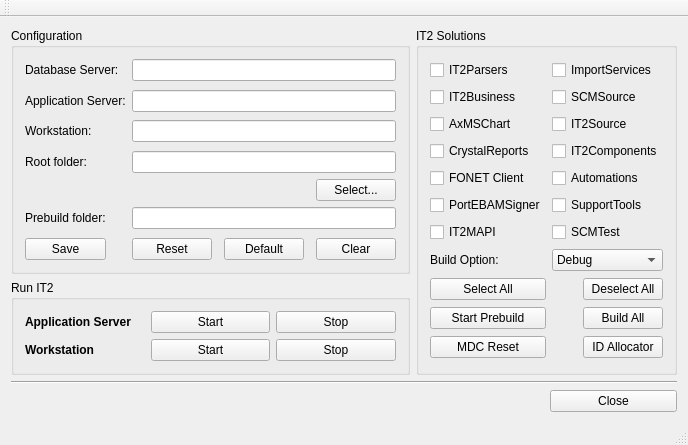
The window that IT2QtBuildTool/IT2QtBuildTool.ui (phenixwutao/DemoCpp01) describes before a commit, drawn with Qt 5.
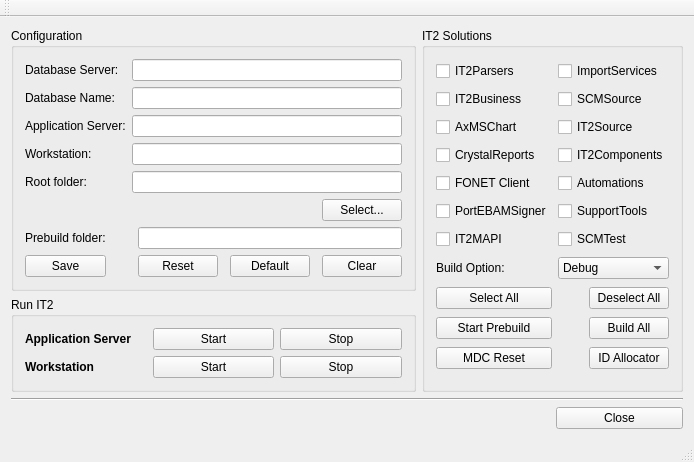
The same window after the commit.

Commit message: 381 - IT2QtBuildTool Add DB Name and implement MDC reset button

Diff of the .ui file:
```diff
--- a/IT2QtBuildTool/IT2QtBuildTool.ui
+++ b/IT2QtBuildTool/IT2QtBuildTool.ui
@@ -6,8 +6,8 @@
    <rect>
     <x>0</x>
     <y>0</y>
-    <width>615</width>
-    <height>445</height>
+    <width>687</width>
+    <height>453</height>
    </rect>
   </property>
   <property name="windowTitle">
@@ -27,53 +27,6 @@
        <string>Configuration</string>
       </property>
       <layout class="QGridLayout" name="gridLayout">
-       <item row="2" column="0" colspan="2">
-        <widget class="QLabel" name="AppServerLabel">
-         <property name="text">
-          <string>Application Server:</string>
-         </property>
-        </widget>
-       </item>
-       <item row="3" column="2" colspan="2">
-        <spacer name="verticalSpacer_13">
-         <property name="orientation">
-          <enum>Qt::Vertical</enum>
-         </property>
-         <property name="sizeHint" stdset="0">
-          <size>
-           <width>20</width>
-           <height>13</height>
-          </size>
-         </property>
-        </spacer>
-       </item>
-       <item row="0" column="2" colspan="5">
-        <widget class="QLineEdit" name="DBServerEdit">
-         <property name="toolTip">
-          <string/>
-         </property>
-        </widget>
-       </item>
-       <item row="1" column="2" colspan="2">
-        <spacer name="verticalSpacer_12">
-         <property name="orientation">
-          <enum>Qt::Vertical</enum>
-         </property>
-         <property name="sizeHint" stdset="0">
-          <size>
-           <width>20</width>
-           <height>13</height>
-          </size>
-         </property>
-        </spacer>
-       </item>
-       <item row="2" column="2" colspan="5">
-        <widget class="QLineEdit" name="AppServerEdit">
-         <property name="toolTip">
-          <string/>
-         </property>
-        </widget>
-       </item>
        <item row="0" column="0" colspan="2">
         <widget class="QLabel" name="DBServerLabel">
          <property name="text">
@@ -81,84 +34,76 @@
          </property>
         </widget>
        </item>
-       <item row="8" column="0">
-        <widget class="QLabel" name="PrebuildLabel">
+       <item row="1" column="0" colspan="2">
+        <widget class="QLabel" name="DBNameLabel">
          <property name="text">
-          <string>Prebuild folder:</string>
+          <string>Database Name:</string>
          </property>
         </widget>
        </item>
-       <item row="10" column="0">
-        <widget class="QPushButton" name="SavePB">
-         <property name="toolTip">
-          <string/>
-         </property>
+       <item row="2" column="0" colspan="2">
+        <widget class="QLabel" name="AppServerLabel">
          <property name="text">
-          <string>Save</string>
+          <string>Application Server:</string>
          </property>
         </widget>
        </item>
-       <item row="9" column="2" colspan="2">
-        <spacer name="verticalSpacer_16">
-         <property name="orientation">
-          <enum>Qt::Vertical</enum>
-         </property>
-         <property name="sizeHint" stdset="0">
-          <size>
-           <width>20</width>
-           <height>13</height>
-          </size>
-         </property>
-        </spacer>
-       </item>
-       <item row="6" column="0">
-        <widget class="QLabel" name="RootFolderLabel">
-         <property name="text">
-          <string>Root folder:</string>
-         </property>
-        </widget>
-       </item>
-       <item row="10" column="1">
-        <spacer name="horizontalSpacer_9">
-         <property name="orientation">
-          <enum>Qt::Horizontal</enum>
-         </property>
-         <property name="sizeHint" stdset="0">
-          <size>
-           <width>17</width>
-           <height>17</height>
-          </size>
-         </property>
-        </spacer>
-       </item>
-       <item row="4" column="0">
+       <item row="3" column="0">
         <widget class="QLabel" name="WorkStationLabel">
          <property name="text">
           <string>Workstation:</string>
          </property>
         </widget>
        </item>
-       <item row="5" column="2" colspan="2">
-        <spacer name="verticalSpacer_14">
-         <property name="orientation">
-          <enum>Qt::Vertical</enum>
+       <item row="3" column="2" colspan="6">
+        <widget class="QLineEdit" name="WorkStationEdit">
+         <property name="toolTip">
+          <string/>
          </property>
-         <property name="sizeHint" stdset="0">
-          <size>
-           <width>20</width>
-           <height>13</height>
-          </size>
+        </widget>
+       </item>
+       <item row="4" column="0">
+        <widget class="QLabel" name="RootFolderLabel">
+         <property name="text">
+          <string>Root folder:</string>
          </property>
-        </spacer>
+        </widget>
        </item>
-       <item row="6" column="2" colspan="5">
+       <item row="4" column="2" colspan="6">
         <widget class="QLineEdit" name="RootFolderEdit">
          <property name="toolTip">
           <string>Root folder of source code</string>
          </property>
         </widget>
        </item>
-       <item row="8" column="2" colspan="5">
+       <item row="5" column="5">
+        <spacer name="verticalSpacer_15">
+         <property name="orientation">
+          <enum>Qt::Vertical</enum>
+         </property>
+         <property name="sizeHint" stdset="0">
+          <size>
+           <width>20</width>
+           <height>13</height>
+          </size>
+         </property>
+        </spacer>
+       </item>
+       <item row="5" column="7">
+        <widget class="QPushButton" name="RootDirSelectPB">
+         <property name="text">
+          <string>Select...</string>
+         </property>
+        </widget>
+       </item>
+       <item row="6" column="0">
+        <widget class="QLabel" name="PrebuildLabel">
+         <property name="text">
+          <string>Prebuild folder:</string>
+         </property>
+        </widget>
+       </item>
+       <item row="6" column="3" colspan="5">
         <widget class="QLineEdit" name="PrebuildFolderEdit">
          <property name="enabled">
           <bool>true</bool>
@@ -171,8 +116,8 @@
          </property>
         </widget>
        </item>
-       <item row="7" column="2" colspan="2">
-        <spacer name="verticalSpacer_15">
+       <item row="7" column="3">
+        <spacer name="verticalSpacer_16">
          <property name="orientation">
           <enum>Qt::Vertical</enum>
          </property>
@@ -184,14 +129,53 @@
          </property>
         </spacer>
        </item>
-       <item row="4" column="2" colspan="5">
-        <widget class="QLineEdit" name="WorkStationEdit">
+       <item row="8" column="0">
+        <widget class="QPushButton" name="SavePB">
          <property name="toolTip">
           <string/>
          </property>
+         <property name="text">
+          <string>Save</string>
+         </property>
         </widget>
        </item>
-       <item row="10" column="4">
+       <item row="8" column="1" colspan="2">
+        <spacer name="horizontalSpacer_9">
+         <property name="orientation">
+          <enum>Qt::Horizontal</enum>
+         </property>
+         <property name="sizeHint" stdset="0">
+          <size>
+           <width>17</width>
+           <height>17</height>
+          </size>
+         </property>
+        </spacer>
+       </item>
+       <item row="8" column="3">
+        <widget class="QPushButton" name="ResetPB">
+         <property name="toolTip">
+          <string/>
+         </property>
+         <property name="text">
+          <string>Reset</string>
+         </property>
+        </widget>
+       </item>
+       <item row="8" column="4">
+        <spacer name="horizontalSpacer_7">
+         <property name="orientation">
+          <enum>Qt::Horizontal</enum>
+         </property>
+         <property name="sizeHint" stdset="0">
+          <size>
+           <width>17</width>
+           <height>17</height>
+          </size>
+         </property>
+        </spacer>
+       </item>
+       <item row="8" column="5">
         <widget class="QPushButton" name="DefaultPB">
          <property name="toolTip">
           <string/>
@@ -201,8 +185,8 @@
          </property>
         </widget>
        </item>
-       <item row="10" column="3">
-        <spacer name="horizontalSpacer_7">
+       <item row="8" column="6">
+        <spacer name="horizontalSpacer_8">
          <property name="orientation">
           <enum>Qt::Horizontal</enum>
          </property>
@@ -214,7 +198,7 @@
          </property>
         </spacer>
        </item>
-       <item row="10" column="6">
+       <item row="8" column="7">
         <widget class="QPushButton" name="ClearPB">
          <property name="toolTip">
           <string/>
@@ -224,33 +208,20 @@
          </property>
         </widget>
        </item>
-       <item row="10" column="2">
-        <widget class="QPushButton" name="ResetPB">
+       <item row="2" column="2" colspan="6">
+        <widget class="QLineEdit" name="AppServerEdit">
          <property name="toolTip">
           <string/>
          </property>
-         <property name="text">
-          <string>Reset</string>
-         </property>
         </widget>
        </item>
-       <item row="10" column="5">
-        <spacer name="horizontalSpacer_8">
-         <property name="orientation">
-          <enum>Qt::Horizontal</enum>
-         </property>
-         <property name="sizeHint" stdset="0">
-          <size>
-           <width>17</width>
-           <height>17</height>
-          </size>
-         </property>
-        </spacer>
+       <item row="1" column="2" colspan="6">
+        <widget class="QLineEdit" name="DBNameEdit"/>
        </item>
-       <item row="7" column="6">
-        <widget class="QPushButton" name="RootDirSelectPB">
-         <property name="text">
-          <string>Select...</string>
+       <item row="0" column="2" colspan="6">
+        <widget class="QLineEdit" name="DBServerEdit">
+         <property name="toolTip">
+          <string/>
          </property>
         </widget>
        </item>
```
Left out of the diff: 2 changed lines with no effect on the pictures. The commit also changes 3 other files.
